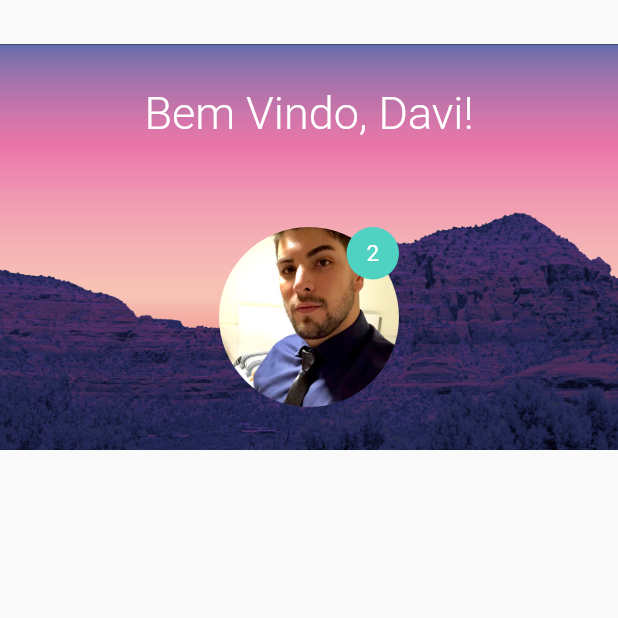
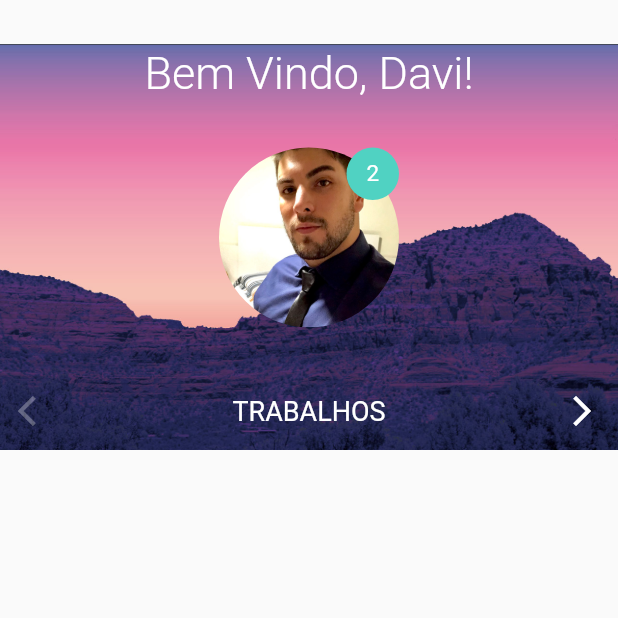
Before and after one commit to davihoffmann/flutter-animations, a Flutter app: the screen it shows after launch, on a phone screen of 412 x 824 dp, the top half of it. Run offline on Flutter 3.47's test engine with Material 2 defaults, Android fonts, the phone set to English and light mode, and no system bars.

Commit message:
created category slider

```diff
--- a/lib/screens/home/home_screen.dart
+++ b/lib/screens/home/home_screen.dart
@@ -24,7 +24,7 @@ class _HomeScreenState extends State<HomeScreen>
 
   @override
   Widget build(BuildContext context) {
-    timeDilation = 5;
+    timeDilation = 1;
 
     return StaggerAnimation(
       controller: _controller,
--- /dev/null
+++ b/lib/screens/home/widget/category_view.dart
@@ -0,0 +1,53 @@
+import 'package:flutter/material.dart';
+
+class CategoryView extends StatefulWidget {
+  @override
+  _CategoryViewState createState() => _CategoryViewState();
+}
+
+class _CategoryViewState extends State<CategoryView> {
+  List<String> categories = ["Trabalhos", "Estudos", "Casa"];
+
+  int _categoryIndex = 0;
+
+  void selectForward() {
+    setState(() {
+      _categoryIndex++;
+    });
+  }
+
+  void selectBackward() {
+    setState(() {
+      _categoryIndex--;
+    });
+  }
+
+  @override
+  Widget build(BuildContext context) {
+    return Row(
+      mainAxisAlignment: MainAxisAlignment.spaceBetween,
+      children: <Widget>[
+        IconButton(
+          icon: Icon(Icons.arrow_back_ios),
+          color: Colors.white,
+          disabledColor: Colors.white30,
+          onPressed: _categoryIndex > 0 ? selectBackward : null,
+        ),
+        Text(
+          categories[_categoryIndex].toUpperCase(),
+          style: TextStyle(
+            fontSize: 18,
+            fontWeight: FontWeight.w400,
+            color: Colors.white,
+          ),
+        ),
+        IconButton(
+          icon: Icon(Icons.arrow_forward_ios),
+          color: Colors.white,
+          disabledColor: Colors.white30,
+          onPressed: _categoryIndex < categories.length - 1 ? selectForward : null,
+        ),
+      ],
+    );
+  }
+}
--- a/lib/screens/home/widget/home_top.dart
+++ b/lib/screens/home/widget/home_top.dart
@@ -1,3 +1,4 @@
+import 'package:app_animations/screens/home/widget/category_view.dart';
 import 'package:flutter/material.dart';
 
 class HomeTop extends StatelessWidget {
@@ -57,7 +58,8 @@ class HomeTop extends StatelessWidget {
                   color: Color.fromRGBO(80, 210, 194, 1.0)
                 ),
               ),
-            )
+            ),
+            CategoryView()
           ],
         ),
       ),
--- a/lib/screens/home/widget/stagger_animation.dart
+++ b/lib/screens/home/widget/stagger_animation.dart
@@ -1,4 +1,5 @@
 import 'package:app_animations/screens/home/widget/home_top.dart';
+import 'package:app_animations/screens/login/login_screen.dart';
 import 'package:flutter/material.dart';
 
 class StaggerAnimation extends StatelessWidget {
```
Also changed, not shown: 1 other file.
